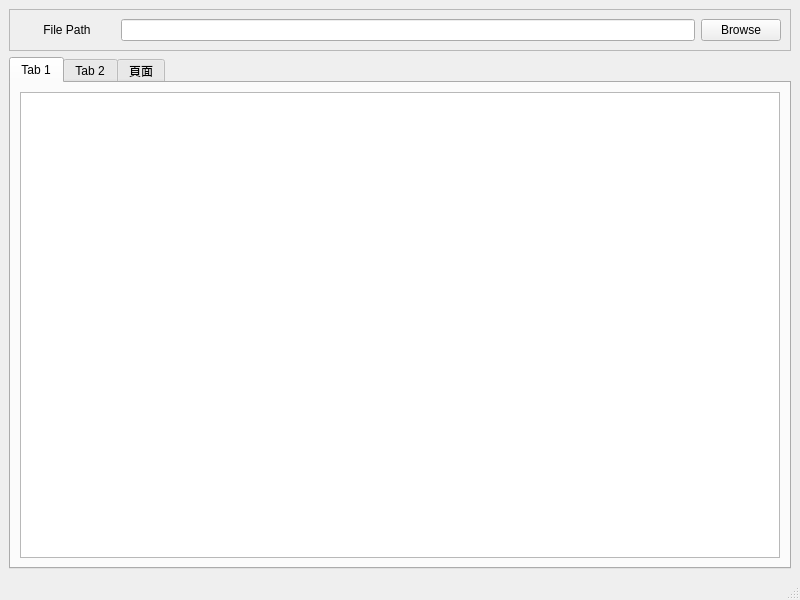
Old version of the form mainUI.ui in the repository agin0634/bokk.
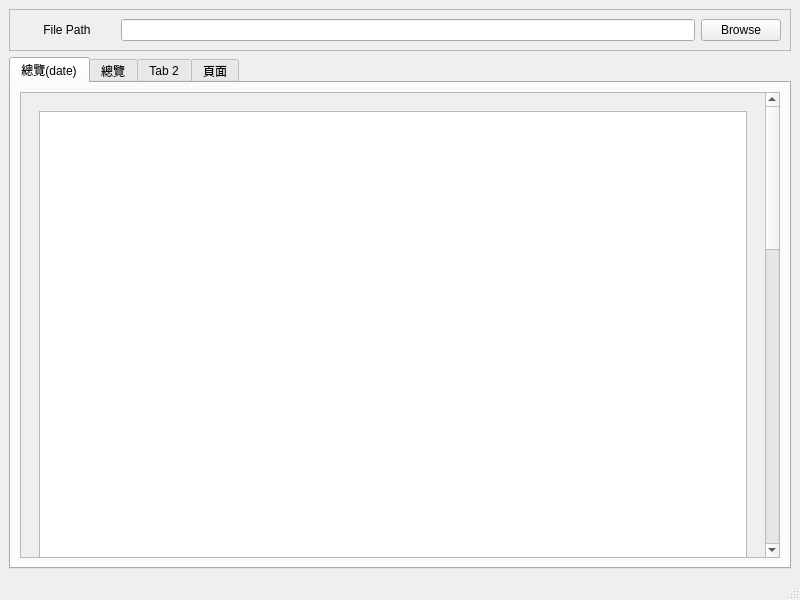
New version of the form.

Commit message: add tab overview date

```diff
--- a/mainUI.ui
+++ b/mainUI.ui
@@ -83,9 +83,59 @@
       <property name="currentIndex">
        <number>0</number>
       </property>
+      <widget class="QWidget" name="tab_ovDate">
+       <attribute name="title">
+        <string>總覽(date)</string>
+       </attribute>
+       <layout class="QHBoxLayout" name="horizontalLayout_5">
+        <item>
+         <widget class="QScrollArea" name="scrollArea">
+          <property name="verticalScrollBarPolicy">
+           <enum>Qt::ScrollBarAlwaysOn</enum>
+          </property>
+          <property name="widgetResizable">
+           <bool>true</bool>
+          </property>
+          <widget class="QWidget" name="scrollAreaWidgetContents">
+           <property name="geometry">
+            <rect>
+             <x>0</x>
+             <y>-707</y>
+             <width>739</width>
+             <height>1418</height>
+            </rect>
+           </property>
+           <layout class="QHBoxLayout" name="horizontalLayout_6">
+            <item>
+             <widget class="QWidget" name="widget" native="true">
+              <property name="minimumSize">
+               <size>
+                <width>0</width>
+                <height>1400</height>
+               </size>
+              </property>
+              <layout class="QVBoxLayout" name="verticalLayout_2">
+               <item>
+                <widget class="QGraphicsView" name="graphicsView_ovDate1"/>
+               </item>
+               <item>
+                <widget class="QGraphicsView" name="graphicsView_ovDate2"/>
+               </item>
+               <item>
+                <widget class="QGraphicsView" name="graphicsView_ovDate3"/>
+               </item>
+              </layout>
+             </widget>
+            </item>
+           </layout>
+          </widget>
+         </widget>
+        </item>
+       </layout>
+      </widget>
       <widget class="QWidget" name="tab">
        <attribute name="title">
-        <string>Tab 1</string>
+        <string>總覽</string>
        </attribute>
        <layout class="QHBoxLayout" name="horizontalLayout_2">
         <item>
```
The commit also changes 5 other files.
